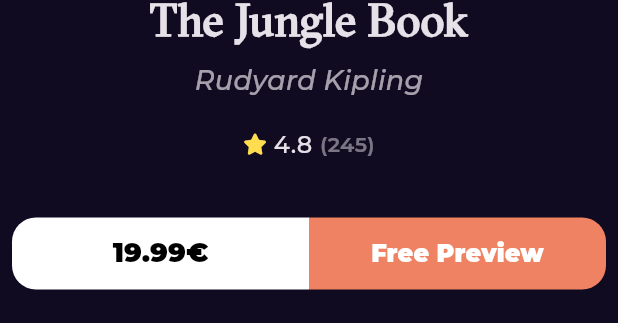
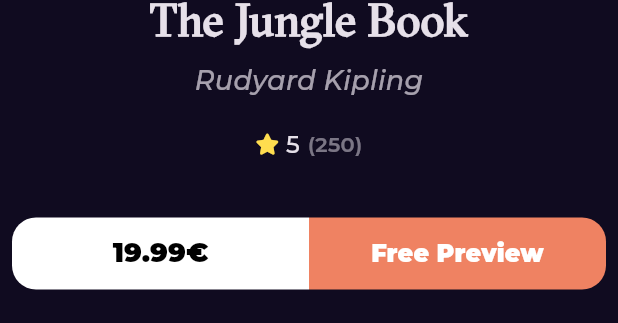
Before and after one commit to sherifshouaib/bookly_app, a Flutter app: the BookDetailsSection widget shown alone on an empty page, opened directly, on a phone screen of 412 x 824 dp. Shown: the part 647-970 px from the top of the screen. Run offline on Flutter 3.47's test engine with Material 3 defaults, Android fonts, the phone set to English and light mode, and no system bars; drawn by our look-alikes of cached_network_image; our stand-ins replace bloc, dartz, dio, equatable, flutter_bloc, font_awesome_flutter and 3 more; network calls fail.

Commit message:
display newest books list view data

```diff
--- a/lib/Features/home/data/models/book_model/volume_info.dart
+++ b/lib/Features/home/data/models/book_model/volume_info.dart
@@ -16,6 +16,8 @@ class VolumeInfo extends Equatable {
   final int? pageCount;
   final String? printType;
   final List<String>? categories;
+  final int? averageRating;
+  final int? ratingsCount;
   final String? maturityRating;
   final bool? allowAnonLogging;
   final String? contentVersion;
@@ -27,6 +29,8 @@ class VolumeInfo extends Equatable {
   final String? canonicalVolumeLink;
 
   const VolumeInfo({
+    this.averageRating,
+    this.ratingsCount,
     this.title,
     this.authors,
     this.publisher,
--- a/lib/Features/home/presentation/views/widgets/book_rating.dart
+++ b/lib/Features/home/presentation/views/widgets/book_rating.dart
@@ -4,9 +4,15 @@ import 'package:font_awesome_flutter/font_awesome_flutter.dart';
 
 class BookRating extends StatelessWidget {
   const BookRating(
-      {super.key, this.mainAxisAlignment = MainAxisAlignment.start});
+      {super.key,
+      this.mainAxisAlignment = MainAxisAlignment.start,
+      required this.rating,
+      required this.count});
 
   final MainAxisAlignment mainAxisAlignment;
+  final int rating;
+  final int count;
+
   @override
   Widget build(BuildContext context) {
     return Row(
@@ -20,8 +26,8 @@ class BookRating extends StatelessWidget {
         const SizedBox(
           width: 6.3,
         ),
-        const Text(
-          '4.8',
+         Text(
+         rating.toString(),
           style: Styles.textStyle16,
         ),
         const SizedBox(
@@ -30,7 +36,7 @@ class BookRating extends StatelessWidget {
         Opacity(
           opacity: .5,
           child: Text(
-            '(245)',
+            '($count)',
             style: Styles.textStyle14.copyWith(
               fontWeight: FontWeight.w600,
             ),
--- a/lib/Features/home/presentation/views/widgets/books_details_section.dart
+++ b/lib/Features/home/presentation/views/widgets/books_details_section.dart
@@ -49,6 +49,8 @@ class BookDetailsSection extends StatelessWidget {
           height: 18,
         ),
         const BookRating(
+          rating: 5,
+          count: 250,
           mainAxisAlignment: MainAxisAlignment.center,
         ),
         const SizedBox(
--- a/lib/Features/home/presentation/views/widgets/home_view_body.dart
+++ b/lib/Features/home/presentation/views/widgets/home_view_body.dart
@@ -14,6 +14,7 @@ class HomeViewBody extends StatelessWidget {
   @override
   Widget build(BuildContext context) {
     return CustomScrollView(
+      physics: const BouncingScrollPhysics(),
       slivers: const [
         SliverToBoxAdapter(
           child: Column(
@@ -30,7 +31,7 @@ class HomeViewBody extends StatelessWidget {
               Padding(
                 padding: EdgeInsets.symmetric(horizontal: paddvalue),
                 child: Text(
-                  'Best Seller',
+                  'Newest Books',
                   style: Styles.textStyle18,
                 ),
               ),
--- a/lib/Features/search/presentation/views/widgets/search_view_body.dart
+++ b/lib/Features/search/presentation/views/widgets/search_view_body.dart
@@ -43,7 +43,9 @@ class SearchResultListView extends StatelessWidget {
       itemBuilder: (context, index) {
         return const Padding(
           padding: EdgeInsets.symmetric(vertical: 10),
-          child: BookListViewItem(),
+         // child: BookListViewItem(),
+
+         child: Text('data'),
         );
       },
     );
--- a/lib/main.dart
+++ b/lib/main.dart
@@ -28,7 +28,7 @@ class BooklyApp extends StatelessWidget {
         BlocProvider(
           create: (context) => NewestBooksCubit(
             getIt.get<HomeRepoImpl>(),
-          ),
+          )..fetchNewestBooks(),
         ),
       ],
       child: MaterialApp.router(
```
Also changed, not shown: lib/Features/home/presentation/views/widgets/best_seller_list_view.dart (+23 -9 lines), lib/Features/home/presentation/views/widgets/best_seller_list_view_item.dart (+14 -18 lines).
